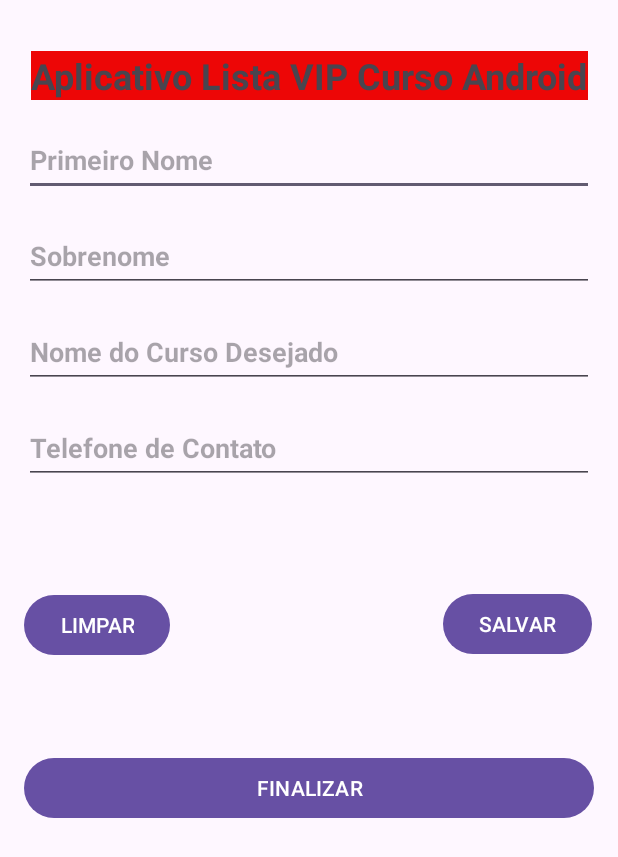
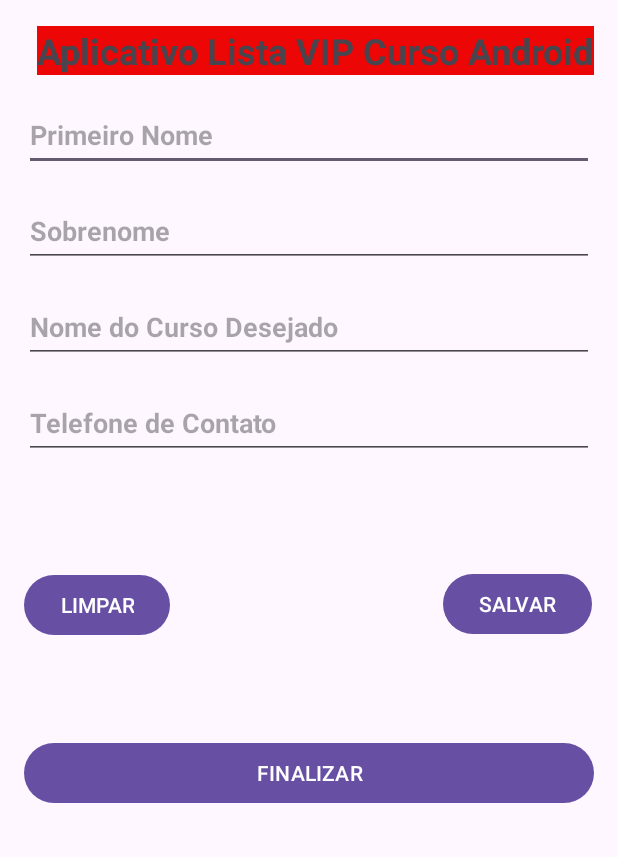
Before and after one commit to Bscanto/Curso-Desenvolvimento-Android-2023, an Android app: the screen it shows after launch (MainActivity), on a phone screen of 412 x 824 dp. Shown: the top 857 px of the screen. Run offline under Robolectric (Android 15) with nearby library versions, the phone set to English and light mode, and no system bars.

Commit message:
Arquitetura MVC

```diff
--- a/AppListaCurso/app/src/main/AndroidManifest.xml
+++ b/AppListaCurso/app/src/main/AndroidManifest.xml
@@ -14,7 +14,7 @@
         android:theme="@style/Theme.AppListaCurso"
         tools:targetApi="31">
         <activity
-            android:name=".MainActivity"
+            android:name=".view.MainActivity"
             android:exported="true">
             <intent-filter>
                 <action android:name="android.intent.action.MAIN" />
--- /dev/null
+++ b/AppListaCurso/app/src/main/java/devandroid/bruno/applistacurso/controller/CursoController.java
@@ -0,0 +1,4 @@
+package devandroid.bruno.applistacurso.controller;
+
+public class CursoController {
+}
--- /dev/null
+++ b/AppListaCurso/app/src/main/java/devandroid/bruno/applistacurso/model/Curso.java
@@ -0,0 +1,4 @@
+package devandroid.bruno.applistacurso.model;
+
+public class Curso {
+}
--- a/AppListaCurso/app/src/main/java/devandroid/bruno/applistacurso/MainActivity.java
+++ b/AppListaCurso/app/src/main/java/devandroid/bruno/applistacurso/view/MainActivity.java
@@ -1,8 +1,10 @@
-package devandroid.bruno.applistacurso;
+package devandroid.bruno.applistacurso.view;
 
 import androidx.appcompat.app.AppCompatActivity;
 
 import android.os.Bundle;
+
+import devandroid.bruno.applistacurso.R;
 
 public class MainActivity extends AppCompatActivity {
 
--- a/AppListaCurso/app/src/main/res/layout/activity_main.xml
+++ b/AppListaCurso/app/src/main/res/layout/activity_main.xml
@@ -4,21 +4,22 @@
     xmlns:tools="http://schemas.android.com/tools"
     android:layout_width="match_parent"
     android:layout_height="match_parent"
-    tools:context=".MainActivity">
+    tools:context=".view.MainActivity">
 
     <TextView
-        android:background="#ED0606"
         android:id="@+id/txtTitulo"
         android:layout_width="wrap_content"
         android:layout_height="wrap_content"
+        android:background="#ED0606"
         android:text="@string/txt_titulo"
         android:textSize="24sp"
         android:textStyle="bold"
         app:layout_constraintBottom_toBottomOf="parent"
         app:layout_constraintEnd_toEndOf="parent"
+        app:layout_constraintHorizontal_bias="0.6"
         app:layout_constraintStart_toStartOf="parent"
         app:layout_constraintTop_toTopOf="parent"
-        app:layout_constraintVertical_bias="0.043" />
+        app:layout_constraintVertical_bias="0.022" />
 
     <EditText
         android:id="@+id/editPrimeiroNome"
```
